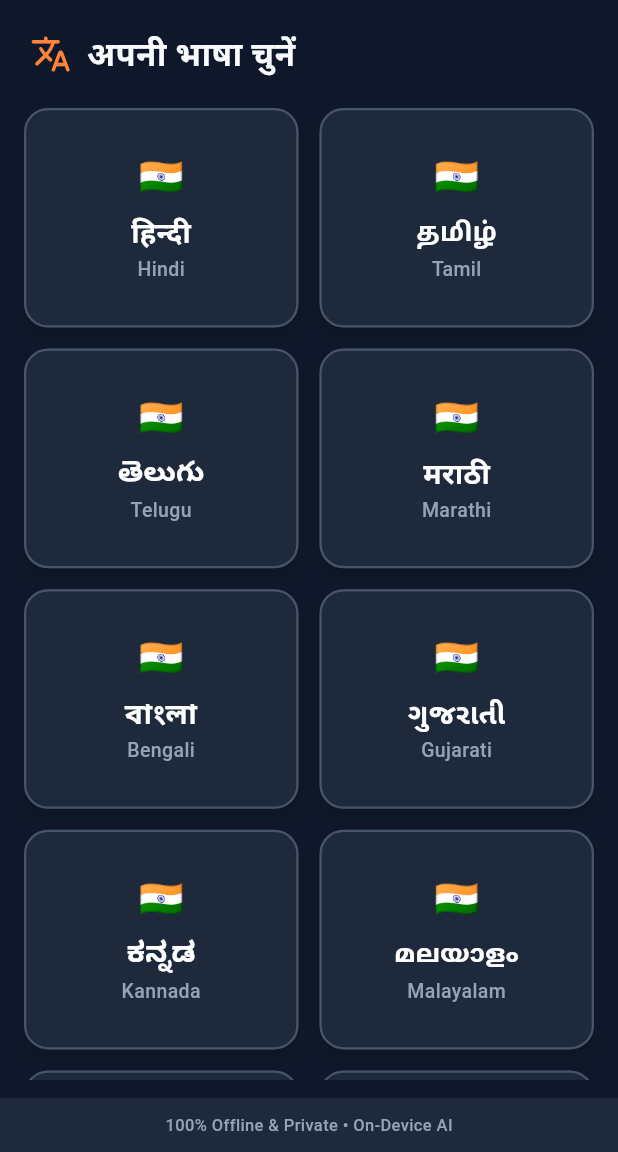
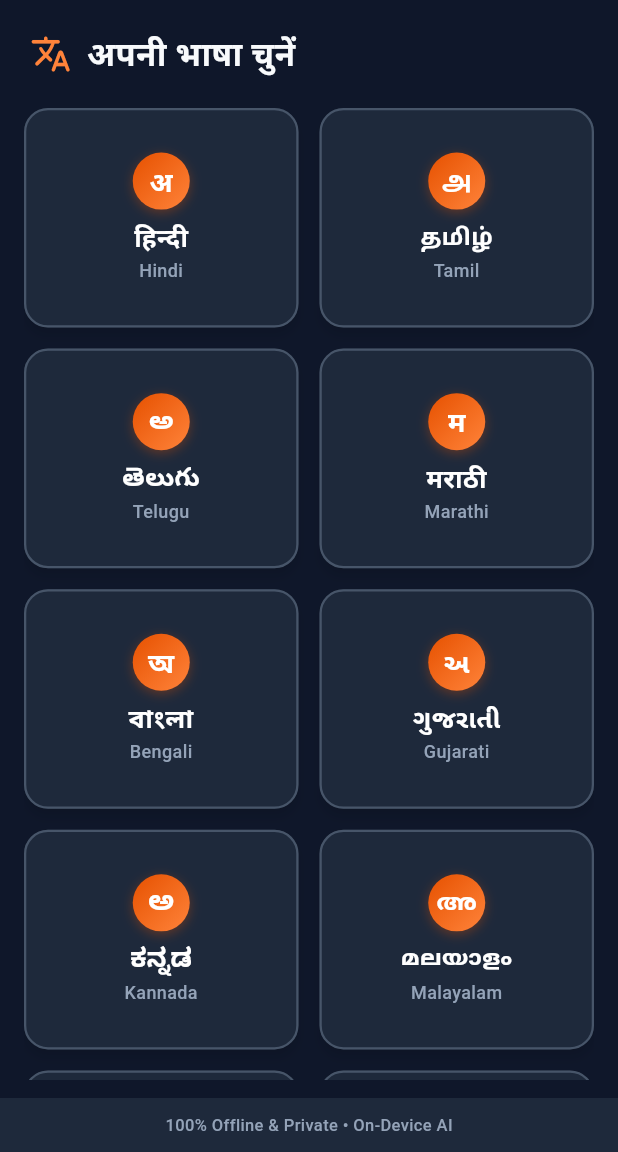
Before and after one commit to abhi-yanta/VaakSetu, a Flutter app: the screen it shows after launch, after a tap on "यहाँ दबाएं / TAP HERE", on a phone screen of 412 x 824 dp, the part 84-1236 px from its top. Run offline on Flutter 3.47's test engine with Material 3 defaults, Android fonts, the phone set to English and light mode, and no system bars; our stand-ins replace camera, flutter_tts, image_picker, vibration; missing offline and left inert: google_mlkit_text_recognition.

Commit message:
feat: replace Indian flag with script char badge on language selector cards

```diff
--- a/mobile/lib/domain/models/language.dart
+++ b/mobile/lib/domain/models/language.dart
@@ -3,14 +3,16 @@ class Language {
   final String code;
   final String nativeName;
   final String englishLabel;
-  final String flagEmoji;
+
+  /// A single iconic character from this language's script, used as a visual badge.
+  final String scriptChar;
   final String ttsLocale;
 
   const Language({
     required this.code,
     required this.nativeName,
     required this.englishLabel,
-    required this.flagEmoji,
+    required this.scriptChar,
     required this.ttsLocale,
   });
 
@@ -19,84 +21,84 @@ class Language {
       code: 'hi',
       nativeName: 'हिन्दी',
       englishLabel: 'Hindi',
-      flagEmoji: '🇮🇳',
+      scriptChar: 'अ',
       ttsLocale: 'hi-IN',
     ),
     Language(
       code: 'ta',
       nativeName: 'தமிழ்',
       englishLabel: 'Tamil',
-      flagEmoji: '🇮🇳',
+      scriptChar: 'அ',
       ttsLocale: 'ta-IN',
     ),
     Language(
       code: 'te',
       nativeName: 'తెలుగు',
       englishLabel: 'Telugu',
-      flagEmoji: '🇮🇳',
+      scriptChar: 'అ',
       ttsLocale: 'te-IN',
     ),
     Language(
       code: 'mr',
       nativeName: 'मराठी',
       englishLabel: 'Marathi',
-      flagEmoji: '🇮🇳',
+      scriptChar: 'म',
       ttsLocale: 'mr-IN',
     ),
     Language(
       code: 'bn',
       nativeName: 'বাংলা',
       englishLabel: 'Bengali',
-      flagEmoji: '🇮🇳',
+      scriptChar: 'অ',
       ttsLocale: 'bn-IN',
     ),
     Language(
       code: 'gu',
       nativeName: 'ગુજરાતી',
       englishLabel: 'Gujarati',
-      flagEmoji: '🇮🇳',
+      scriptChar: 'અ',
       ttsLocale: 'gu-IN',
     ),
     Language(
       code: 'kn',
       nativeName: 'ಕನ್ನಡ',
       englishLabel: 'Kannada',
-      flagEmoji: '🇮🇳',
+      scriptChar: 'ಅ',
       ttsLocale: 'kn-IN',
     ),
     Language(
       code: 'ml',
       nativeName: 'മലയാളം',
       englishLabel: 'Malayalam',
-      flagEmoji: '🇮🇳',
+      scriptChar: 'അ',
       ttsLocale: 'ml-IN',
     ),
     Language(
       code: 'or',
       nativeName: 'ଓଡ଼ିଆ',
       englishLabel: 'Odia',
-      flagEmoji: '🇮🇳',
+      scriptChar: 'ଅ',
       ttsLocale: 'or-IN',
     ),
     Language(
       code: 'pa',
       nativeName: 'ਪੰਜਾਬੀ',
       englishLabel: 'Punjabi',
-      flagEmoji: '🇮🇳',
+      scriptChar: 'ਅ',
       ttsLocale: 'pa-IN',
     ),
     Language(
       code: 'as',
       nativeName: 'অসমীয়া',
       englishLabel: 'Assamese',
-      flagEmoji: '🇮🇳',
+      scriptChar: 'ক',
       ttsLocale: 'as-IN',
     ),
     Language(
       code: 'ur',
       nativeName: 'اردو',
       englishLabel: 'Urdu',
-      flagEmoji: '🇮🇳',
+      scriptChar: 'ا',
       ttsLocale: 'ur-IN',
     ),
   ];
--- a/mobile/lib/ui/features/language_selection/language_selector_view.dart
+++ b/mobile/lib/ui/features/language_selection/language_selector_view.dart
@@ -92,26 +92,53 @@ class _LanguageTile extends StatelessWidget {
             mainAxisAlignment: MainAxisAlignment.center,
             crossAxisAlignment: CrossAxisAlignment.center,
             children: [
-              Text(
-                language.flagEmoji,
-                style: const TextStyle(fontSize: 24),
+              Container(
+                width: 38,
+                height: 38,
+                decoration: BoxDecoration(
+                  shape: BoxShape.circle,
+                  gradient: const LinearGradient(
+                    colors: [AppColors.primarySaffron, AppColors.primarySaffronLight],
+                    begin: Alignment.topLeft,
+                    end: Alignment.bottomRight,
+                  ),
+                  boxShadow: [
+                    BoxShadow(
+                      color: AppColors.primarySaffron.withOpacity(0.35),
+                      blurRadius: 6,
+                      offset: const Offset(0, 2),
+                    ),
+                  ],
+                ),
+                alignment: Alignment.center,
+                child: Text(
+                  language.scriptChar,
+                  style: const TextStyle(
+                    color: Colors.white,
+                    fontSize: 18,
+                    fontWeight: FontWeight.bold,
+                    height: 1.0,
+                  ),
+                ),
               ),
               const SizedBox(height: 6),
               Text(
                 language.nativeName,
                 style: const TextStyle(
                   color: Colors.white,
-                  fontSize: 19,
+                  fontSize: 17,
                   fontWeight: FontWeight.bold,
                 ),
                 textAlign: TextAlign.center,
+                maxLines: 1,
+                overflow: TextOverflow.ellipsis,
               ),
               const SizedBox(height: 2),
               Text(
                 language.englishLabel,
                 style: const TextStyle(
                   color: AppColors.textMuted,
-                  fontSize: 13,
+                  fontSize: 12,
                   fontWeight: FontWeight.w500,
                 ),
                 textAlign: TextAlign.center,
```
